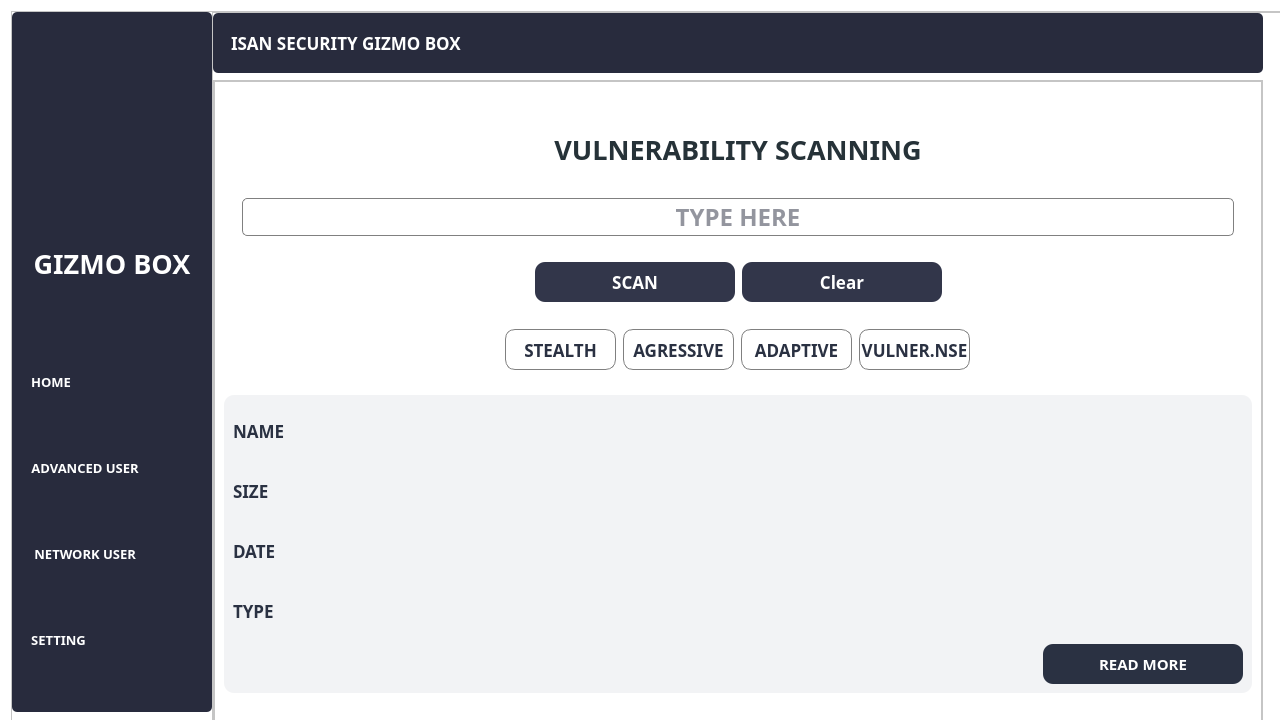
Qt form assets/ui/mainUI.ui (NicasioTn/Windows-ISAN-Security-Gizmo-Box) before a commit.
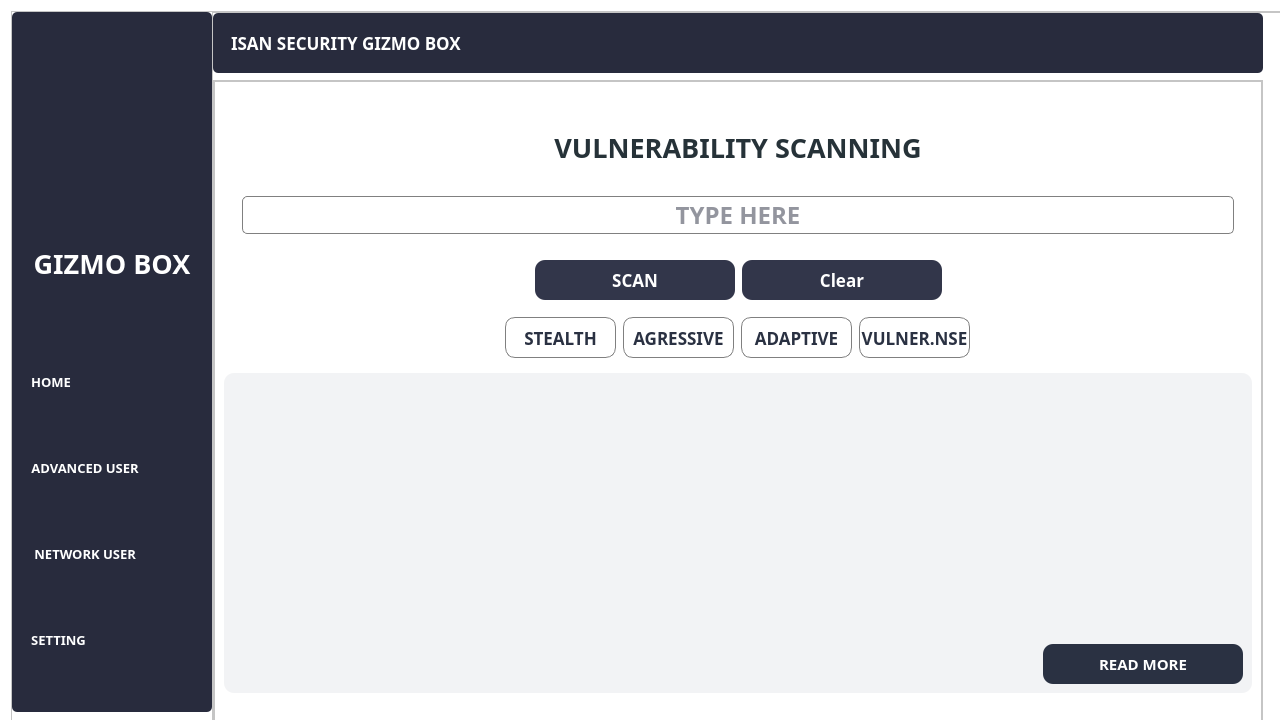
The same form after that commit. The open tabs and pages were chosen to show the change. Icons and pictures are not drawn.

```diff
--- a/assets/ui/mainUI.ui
+++ b/assets/ui/mainUI.ui
@@ -5386,78 +5386,43 @@
                      </property>
                      <layout class="QVBoxLayout" name="verticalLayout_34">
                       <item>
-                       <widget class="QLabel" name="label_nameVulner">
-                        <property name="font">
-                         <font>
-                          <family>Bahnschrift SemiBold</family>
-                          <pointsize>13</pointsize>
-                          <weight>75</weight>
-                          <bold>true</bold>
-                         </font>
+                       <widget class="QScrollArea" name="scrollArea">
+                        <property name="widgetResizable">
+                         <bool>true</bool>
                         </property>
-                        <property name="styleSheet">
-                         <string notr="true">color: rgb(42, 49, 66);</string>
-                        </property>
-                        <property name="text">
-                         <string>NAME</string>
-                        </property>
-                       </widget>
-                      </item>
+                        <widget class="QWidget" name="textArea">
+                         <property name="geometry">
+                          <rect>
+                           <x>0</x>
+                           <y>0</y>
+                           <width>998</width>
+                           <height>261</height>
+                          </rect>
+                         </property>
+                         <layout class="QHBoxLayout" name="horizontalLayout_48">
                       <item>
-                       <widget class="QLabel" name="label_sizeVulner">
+                           <widget class="QWidget" name="widget_14" native="true">
+                            <layout class="QVBoxLayout" name="verticalLayout_66">
+                             <item>
+                              <widget class="QLabel" name="showVulner">
                         <property name="font">
                          <font>
                           <family>Bahnschrift SemiBold</family>
-                          <pointsize>13</pointsize>
+                                 <pointsize>18</pointsize>
                           <weight>75</weight>
                           <bold>true</bold>
                          </font>
                         </property>
-                        <property name="styleSheet">
-                         <string notr="true">color: rgb(42, 49, 66);</string>
-                        </property>
                         <property name="text">
-                         <string>SIZE</string>
+                                <string/>
                         </property>
                        </widget>
                       </item>
-                      <item>
-                       <widget class="QLabel" name="label_dateVulner">
-                        <property name="font">
-                         <font>
-                          <family>Bahnschrift SemiBold</family>
-                          <pointsize>13</pointsize>
-                          <weight>75</weight>
-                          <bold>true</bold>
-                         </font>
-                        </property>
-                        <property name="styleSheet">
-                         <string notr="true">color: rgb(42, 49, 66);
- background-color: transparent; 
-   
-</string>
-                        </property>
-                        <property name="text">
-                         <string>DATE</string>
-                        </property>
-                       </widget>
-                      </item>
-                      <item>
-                       <widget class="QLabel" name="label_typeVulner">
-                        <property name="font">
-                         <font>
-                          <family>Bahnschrift SemiBold</family>
-                          <pointsize>13</pointsize>
-                          <weight>75</weight>
-                          <bold>true</bold>
-                         </font>
-                        </property>
-                        <property name="styleSheet">
-                         <string notr="true">color: rgb(42, 49, 66);</string>
-                        </property>
-                        <property name="text">
-                         <string>TYPE</string>
-                        </property>
+                            </layout>
+                           </widget>
+                          </item>
+                         </layout>
+                        </widget>
                        </widget>
                       </item>
                       <item alignment="Qt::AlignRight">
```
Left out of the diff: 2 changed lines with no effect on the pictures. Lines whose indentation alone changed are shown as unchanged.
